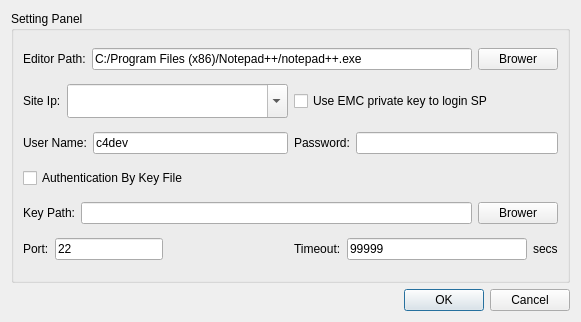
The window that settingdialog.ui (guolisen/Arm) describes before a commit, drawn with Qt 5.
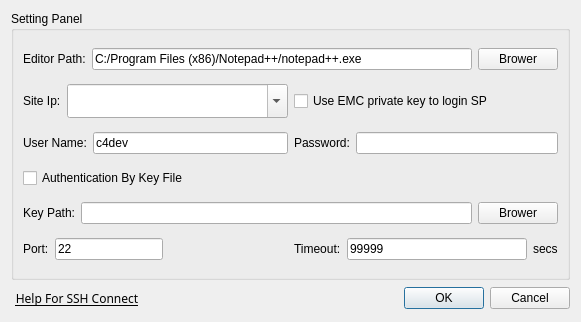
The same window after the commit.

```diff
--- a/settingdialog.ui
+++ b/settingdialog.ui
@@ -14,17 +14,7 @@
    <string>Setting Panel</string>
   </property>
   <layout class="QGridLayout" name="gridLayout">
-   <item row="2" column="0">
-    <widget class="QDialogButtonBox" name="buttonBox">
-     <property name="orientation">
-      <enum>Qt::Horizontal</enum>
-     </property>
-     <property name="standardButtons">
-      <set>QDialogButtonBox::Cancel|QDialogButtonBox::Ok</set>
-     </property>
-    </widget>
-   </item>
-   <item row="1" column="0">
+   <item row="0" column="0" colspan="3">
     <widget class="QGroupBox" name="groupBox">
      <property name="title">
       <string>Setting Panel</string>
@@ -271,6 +261,53 @@
      </layout>
     </widget>
    </item>
+   <item row="1" column="0">
+    <widget class="QPushButton" name="pushButton_2">
+     <property name="font">
+      <font>
+       <family>Book Antiqua</family>
+       <weight>50</weight>
+       <bold>false</bold>
+       <underline>true</underline>
+      </font>
+     </property>
+     <property name="text">
+      <string>Help For SSH Connect</string>
+     </property>
+     <property name="autoDefault">
+      <bool>true</bool>
+     </property>
+     <property name="default">
+      <bool>false</bool>
+     </property>
+     <property name="flat">
+      <bool>true</bool>
+     </property>
+    </widget>
+   </item>
+   <item row="1" column="1">
+    <spacer name="horizontalSpacer_2">
+     <property name="orientation">
+      <enum>Qt::Horizontal</enum>
+     </property>
+     <property name="sizeHint" stdset="0">
+      <size>
+       <width>230</width>
+       <height>20</height>
+      </size>
+     </property>
+    </spacer>
+   </item>
+   <item row="1" column="2">
+    <widget class="QDialogButtonBox" name="buttonBox">
+     <property name="orientation">
+      <enum>Qt::Horizontal</enum>
+     </property>
+     <property name="standardButtons">
+      <set>QDialogButtonBox::Cancel|QDialogButtonBox::Ok</set>
+     </property>
+    </widget>
+   </item>
   </layout>
  </widget>
  <resources/>
```
